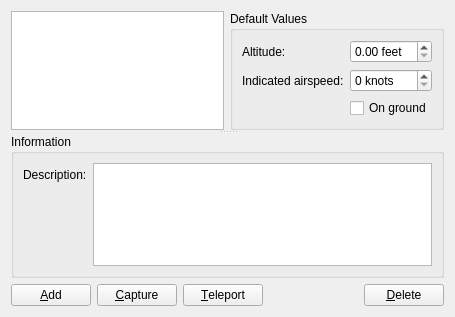
till213/SkyDolly, file src/Plugins/Module/Location/src/LocationWidget.ui: the form before one commit.
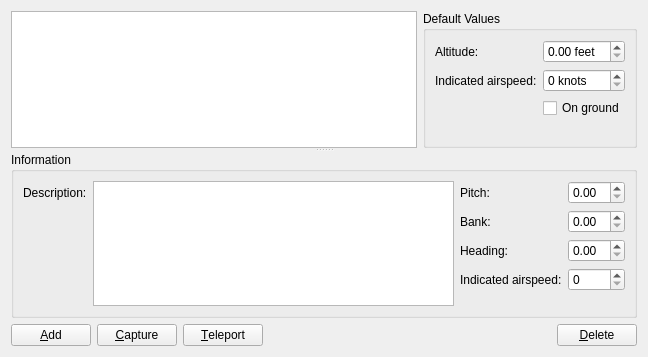
The form after the commit. Custom widgets are drawn as their Qt base class.

Commit message: Disable editablity for system locations

What changed in the file:
```diff
--- a/src/Plugins/Module/Location/src/LocationWidget.ui
+++ b/src/Plugins/Module/Location/src/LocationWidget.ui
@@ -6,8 +6,8 @@
    <rect>
     <x>0</x>
     <y>0</y>
-    <width>455</width>
-    <height>317</height>
+    <width>648</width>
+    <height>357</height>
    </rect>
   </property>
   <property name="windowTitle">
@@ -80,12 +80,14 @@
       <property name="minimumSize">
        <size>
         <width>0</width>
-        <height>120</height>
+        <height>160</height>
        </size>
       </property>
       <property name="title">
        <string>Information</string>
       </property>
+      <layout class="QHBoxLayout" name="horizontalLayout_3">
+       <item>
       <layout class="QFormLayout" name="formLayout_2">
        <item row="0" column="0">
         <widget class="QLabel" name="label_3">
@@ -105,10 +107,56 @@
          <property name="minimumSize">
           <size>
            <width>320</width>
-           <height>0</height>
+             <height>80</height>
           </size>
          </property>
         </widget>
+         </item>
+        </layout>
+       </item>
+       <item>
+        <layout class="QFormLayout" name="formLayout_3">
+         <item row="0" column="0">
+          <widget class="QLabel" name="label_4">
+           <property name="text">
+            <string>Pitch:</string>
+           </property>
+          </widget>
+         </item>
+         <item row="1" column="0">
+          <widget class="QLabel" name="label_5">
+           <property name="text">
+            <string>Bank:</string>
+           </property>
+          </widget>
+         </item>
+         <item row="2" column="0">
+          <widget class="QLabel" name="label_6">
+           <property name="text">
+            <string>Heading:</string>
+           </property>
+          </widget>
+         </item>
+         <item row="3" column="0">
+          <widget class="QLabel" name="label_7">
+           <property name="text">
+            <string>Indicated airspeed:</string>
+           </property>
+          </widget>
+         </item>
+         <item row="3" column="1">
+          <widget class="QSpinBox" name="indicatedAirspeedSpinBox"/>
+         </item>
+         <item row="0" column="1">
+          <widget class="QDoubleSpinBox" name="pitchSpinBox"/>
+         </item>
+         <item row="1" column="1">
+          <widget class="QDoubleSpinBox" name="bankSpinBox"/>
+         </item>
+         <item row="2" column="1">
+          <widget class="QDoubleSpinBox" name="headingSpinBox"/>
+         </item>
+        </layout>
        </item>
       </layout>
      </widget>
```
Lines whose indentation alone changed are shown as unchanged. The commit also changes 2 other files.
